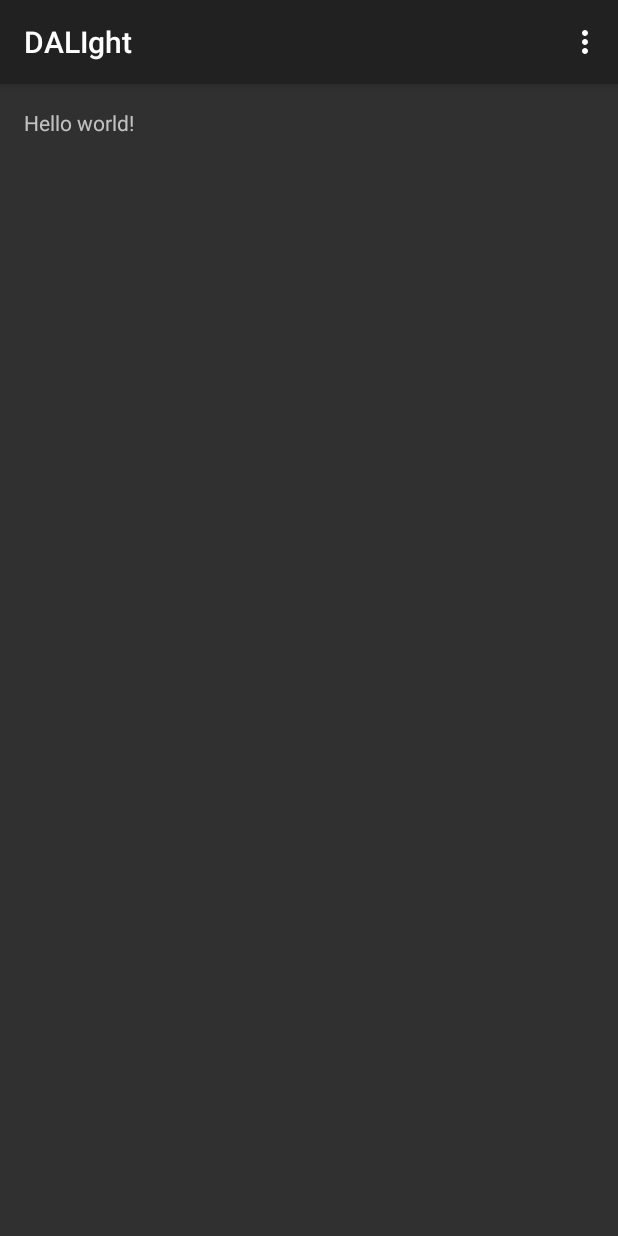
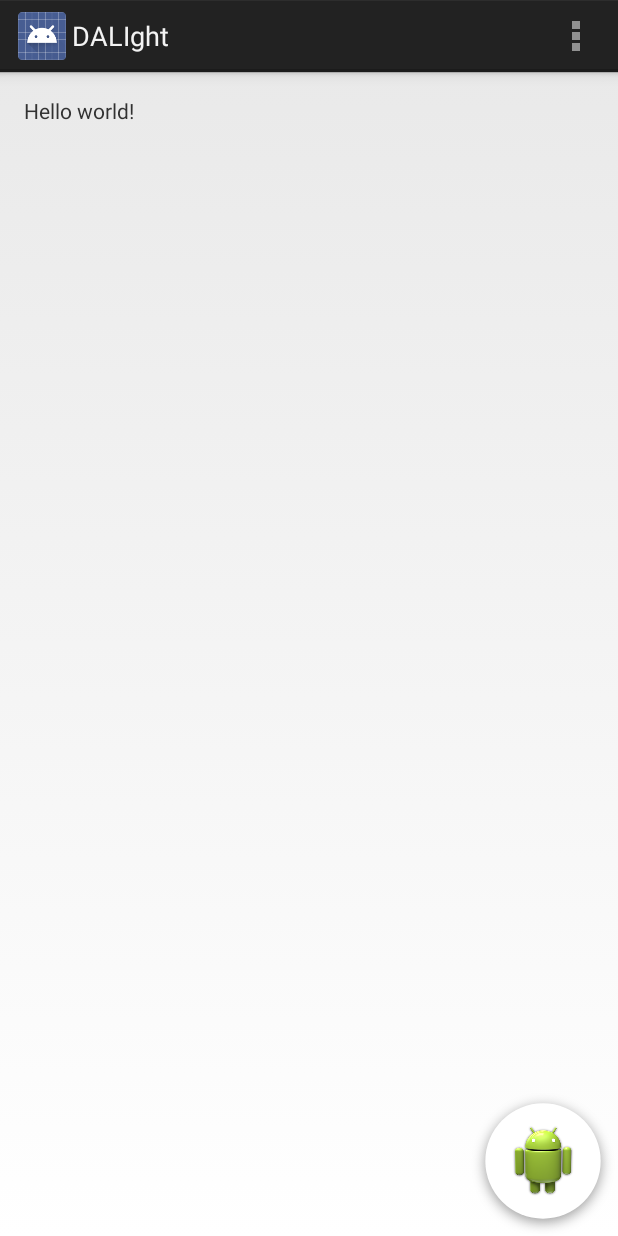
Before and after one commit to dalight1/App, an Android app: the screen it shows after launch (MainActivity), on a phone screen of 412 x 824 dp. Run offline under Robolectric (Android 15) with nearby library versions, the phone set to English and light mode, and no system bars.

Commit message:
changes for the floating Button

```diff
--- a/app/src/main/java/at/app/dalight/dalight/MainActivity.java
+++ b/app/src/main/java/at/app/dalight/dalight/MainActivity.java
@@ -1,17 +1,30 @@
 package at.app.dalight.dalight;
 
 import android.app.Activity;
+import android.graphics.Color;
 import android.os.Bundle;
+import android.view.Gravity;
 import android.view.Menu;
 import android.view.MenuItem;
 
 
 public class MainActivity extends Activity {
 
+    //Layout Elements
+    private FloatingActionButton addButton;
+
     @Override
     protected void onCreate(Bundle savedInstanceState) {
         super.onCreate(savedInstanceState);
         setContentView(R.layout.activity_main);
+
+        addButton = new FloatingActionButton.Builder(this)
+                .withDrawable(getResources().getDrawable(R.drawable.ic_launcher))
+                .withButtonColor(Color.WHITE)
+                .withGravity(Gravity.BOTTOM | Gravity.RIGHT)
+                .withMargins(0, 0, 32, 32)
+                .withButtonSize(100)
+                .create();
     }
 
 
--- a/app/src/main/res/values/styles.xml
+++ b/app/src/main/res/values/styles.xml
@@ -1,7 +1,7 @@
 <resources>
 
     <!-- Base application theme. -->
-    <style name="AppTheme" parent="android:Theme.Material">
+    <style name="AppTheme" parent="android:Theme.Holo.Light.DarkActionBar">
         <!-- Customize your theme here. -->
     </style>
 
```
Also changed, not shown: 1 other file.
